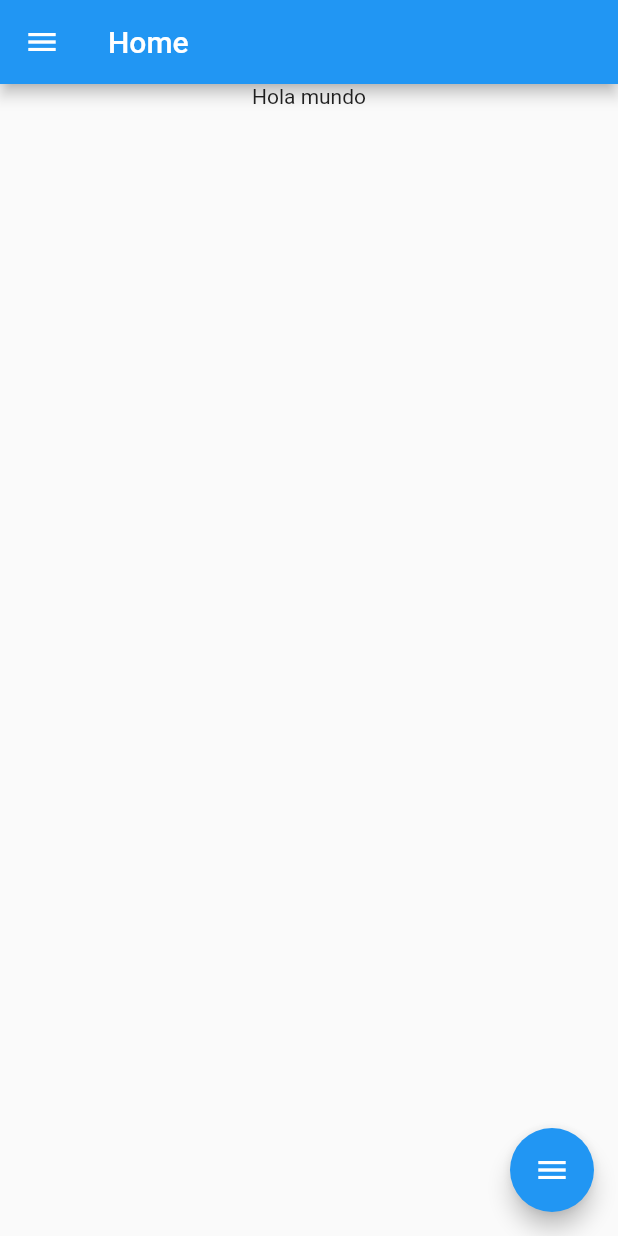
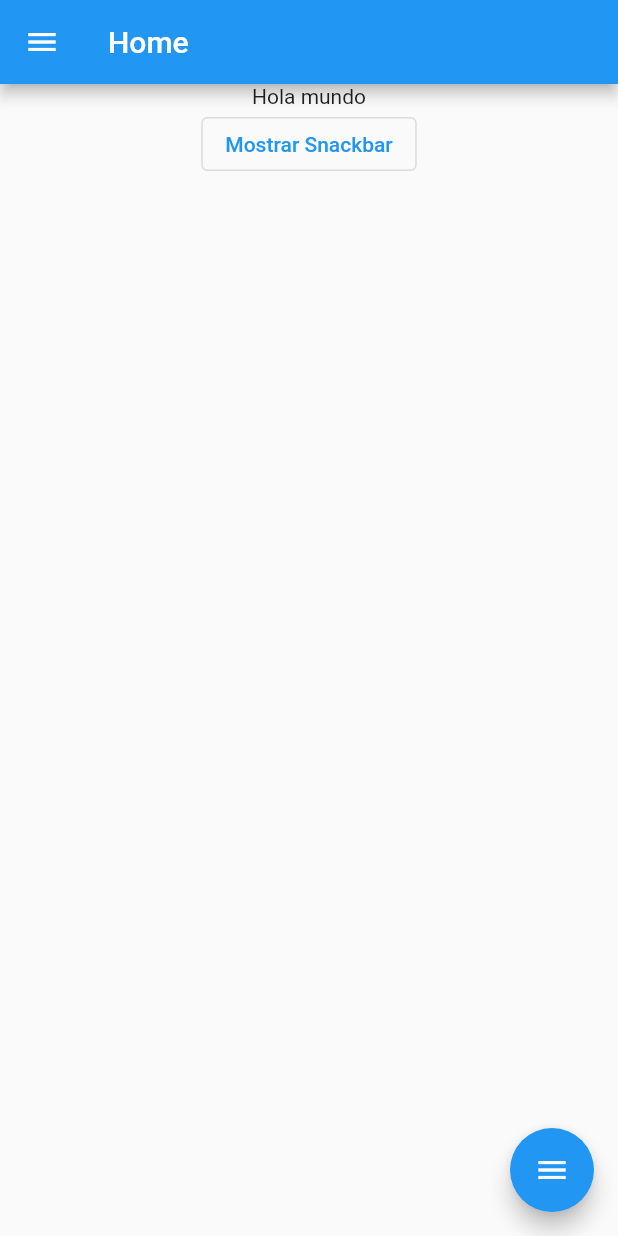
Before and after one commit to rogelio1502/learning-flutter, a Flutter app: the screen it shows after launch, on a phone screen of 412 x 824 dp. Run offline on Flutter 3.47's test engine with Material 2 defaults, Android fonts, the phone set to English and light mode, and no system bars.

Commit message:
snackbar

```diff
--- a/lib/src/screens/my_home_page.dart
+++ b/lib/src/screens/my_home_page.dart
@@ -18,12 +18,22 @@ class _MyHomePageState extends State<MyHomePage> {
       appBar: AppBar(
         title: const Text('Home'),
       ),
-      body: Center(
-        child: Column(children: const [
-          Center(
-            child: Text('Hola mundo'),
-          )
-        ]),
+      body: Builder(
+        builder: (BuildContext context) {
+          return Center(
+            child: Column(children: [
+              const Center(
+                child: Text('Hola mundo'),
+              ),
+              Center(
+                child: OutlinedButton(
+                  onPressed: () => _showSnackBar(context),
+                  child: const Text('Mostrar Snackbar'),
+                ),
+              ),
+            ]),
+          );
+        },
       ),
       drawer: _getDrawer(context),
       floatingActionButton: FloatingActionButton(
@@ -43,6 +53,21 @@ class _MyHomePageState extends State<MyHomePage> {
   void dispose() {
     // TODO: implement dispose
     super.dispose();
+  }
+
+  void _showSnackBar(BuildContext context) {
+    SnackBar snackBar = SnackBar(
+      content: Text('Show Snackbar'),
+      backgroundColor: Colors.red,
+      action: SnackBarAction(
+        label: 'Cancelar',
+        onPressed: () {
+          print("Cancelar");
+        },
+      ),
+    );
+    // _scaffoldKey.currentState?.showSnackBar(snackBar);
+    Scaffold.of(context).showSnackBar(snackBar);
   }
 
   Widget _getDrawer(BuildContext context) {
```
